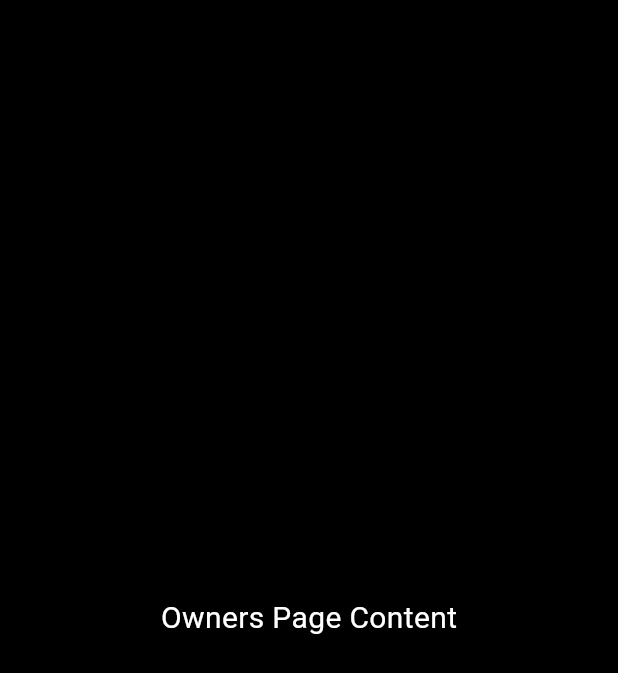
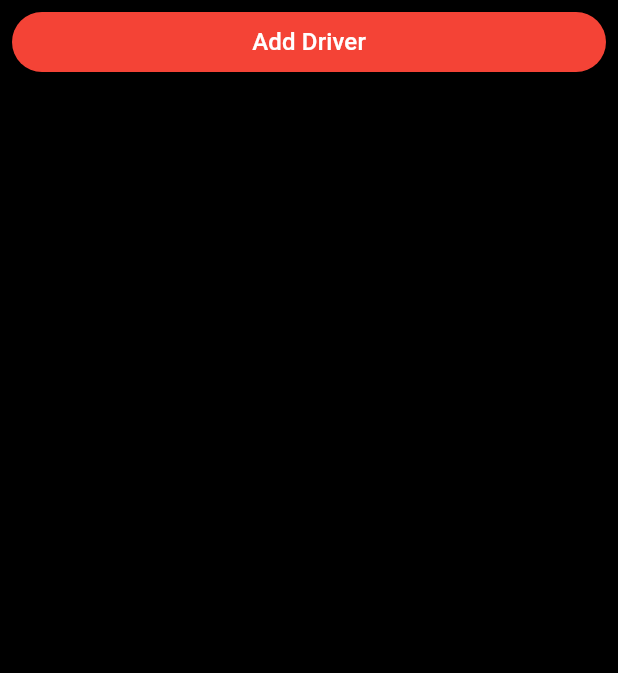
Before and after one commit to imaddamianos/pixandrix, a Flutter app: the OwnersPage screen opened directly, on a phone screen of 412 x 824 dp. Shown: the top 673 px of the screen. Run offline on Flutter 3.47's test engine with Material 3 defaults, Android fonts, the phone set to English and light mode, and no system bars.

Commit message:
adding add button

```diff
--- a/lib/admin/drivers_page.dart
+++ b/lib/admin/drivers_page.dart
@@ -1,19 +1,19 @@
 import 'package:flutter/material.dart';
+import 'package:pixandrix/theme/buttons/add_button.dart';
 
 class DriversPage extends StatelessWidget {
   const DriversPage({super.key});
 
+  void addDriver() {
+    // Add your logic to add a driver here
+  }
+
   @override
   Widget build(BuildContext context) {
-    return const Scaffold(
-      // appBar: AppBar(
-      //   title: const Text('Drivers Page'),
-      // ),
-      body: Center(
-        child: Text(
-          'Drivers Page Content',
-          style: TextStyle(fontSize: 20),
-        ),
+    return Scaffold(
+      body: Padding(
+        padding: const EdgeInsets.all(8.0), // Add space on all sides
+        child: AddButton(text: 'Add Owner', onPressed: addDriver),
       ),
     );
   }
--- a/lib/admin/owners_page.dart
+++ b/lib/admin/owners_page.dart
@@ -1,17 +1,19 @@
 import 'package:flutter/material.dart';
-import 'package:pixandrix/theme/buttons/main_button.dart';
+import 'package:pixandrix/theme/buttons/add_button.dart';
 
 class OwnersPage extends StatelessWidget {
   const OwnersPage({super.key});
 
+  void addOwner() {
+
+  }
+
   @override
   Widget build(BuildContext context) {
-    return  const Scaffold(
-      body: Center(
-        child: Text(
-          'Owners Page Content',
-          style: TextStyle(fontSize: 20),
-        ),
+    return Scaffold(
+      body: Padding(
+        padding: const EdgeInsets.all(8.0), // Add space on all sides
+        child: AddButton(text: 'Add Driver', onPressed: addOwner),
       ),
     );
   }
--- /dev/null
+++ b/lib/theme/buttons/add_button.dart
@@ -0,0 +1,33 @@
+import 'package:flutter/material.dart';
+
+class AddButton extends StatelessWidget {
+  final String text;
+  final VoidCallback onPressed;
+
+  const AddButton({
+    super.key,
+    required this.text,
+    required this.onPressed,
+  });
+
+  @override
+  Widget build(BuildContext context) {
+    return SizedBox(
+      width: double.infinity,
+      height: 40, // Change the height to match the width
+      child: ElevatedButton(
+        onPressed: onPressed,
+        style: ElevatedButton.styleFrom(
+          foregroundColor: Colors.white, backgroundColor: Colors.red,
+        ),
+        child: Text(
+          text,
+          style: const TextStyle(
+            color: Colors.white,
+            fontSize: 16,
+          ),
+        ),
+      ),
+    );
+  }
+}
```
